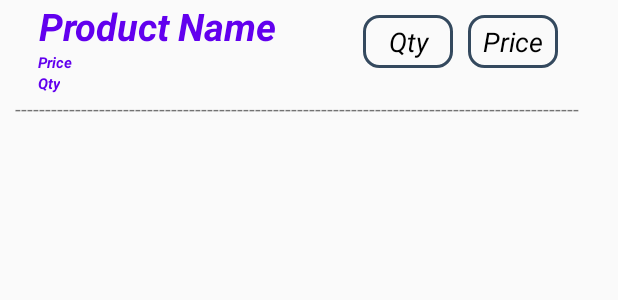
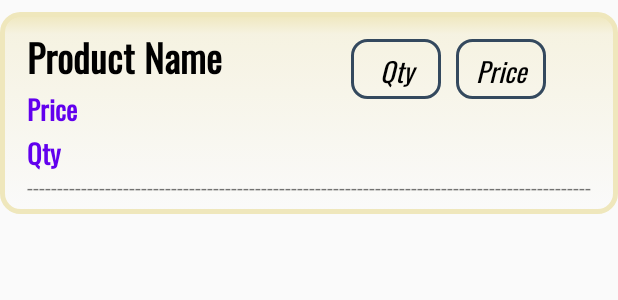
Before and after one commit to aditya-2407/Canteen_App_Project, an Android app: the layout activity_update_row.xml on its own in the app's theme, with its tools: preview values and no code run, on a phone screen of 412 x 824 dp. Shown: the top 300 px of the screen. Run offline under Robolectric (Android 15) with nearby library versions, the phone set to English and light mode, and no system bars.

Commit message:
more UI done

```diff
--- a/app/src/main/res/layout/activity_update_row.xml
+++ b/app/src/main/res/layout/activity_update_row.xml
@@ -3,6 +3,10 @@
     xmlns:app="http://schemas.android.com/apk/res-auto"
     android:layout_width="match_parent"
     android:layout_height="wrap_content"
+    android:background="@drawable/edittext_circular"
+    android:backgroundTint="#EFE7BC"
+    android:padding="8sp"
+    android:layout_marginTop="8sp"
     android:orientation="vertical">
 
     <LinearLayout
@@ -19,38 +23,37 @@
                 android:id="@+id/prod_name_text"
                 android:layout_width="wrap_content"
                 android:layout_height="wrap_content"
-                android:paddingLeft="15dp"
-                android:paddingRight="15dp"
                 android:text="Product Name"
                 android:textAlignment="center"
-                android:textColor="@color/purple_500"
+                android:textColor="@color/black"
+                android:fontFamily="@font/oswald_regular"
                 android:textColorHint="#000"
                 android:textSize="25dp"
-                android:textStyle="bold|italic" />
+                android:textStyle="bold" />
 
             <TextView
                 android:id="@+id/prod_price_text"
                 android:layout_width="wrap_content"
                 android:layout_height="wrap_content"
-                android:paddingLeft="15dp"
                 android:text="Price"
                 android:textAlignment="center"
                 android:textColor="@color/purple_500"
+                android:fontFamily="@font/oswald_regular"
                 android:textColorHint="#000"
-                android:textSize="10dp"
-                android:textStyle="bold|italic" />
+                android:textSize="18sp"
+                android:textStyle="bold" />
 
             <TextView
                 android:id="@+id/prod_qty_text"
                 android:layout_width="wrap_content"
                 android:layout_height="wrap_content"
-                android:paddingLeft="15dp"
                 android:text="Qty"
                 android:textAlignment="center"
                 android:textColor="@color/purple_500"
+                android:fontFamily="@font/oswald_regular"
                 android:textColorHint="#000"
-                android:textSize="10dp"
-                android:textStyle="bold|italic" />
+                android:textSize="18sp"
+                android:textStyle="bold" />
 
 
         </LinearLayout>
@@ -59,32 +62,35 @@
             android:layout_width="match_parent"
             android:layout_height="match_parent"
             android:orientation="horizontal"
-            android:gravity="right"
-            >
+            android:gravity="right">
 
             <EditText
                 android:id="@+id/prod_qty_fld"
-                android:layout_width="60dp"
+                android:layout_width="60sp"
                 android:layout_height="wrap_content"
                 android:layout_marginRight="10dp"
                 android:layout_marginTop="10dp"
                 android:hint="Qty"
                 android:padding="5dp"
+                android:inputType="number"
                 android:textAlignment="center"
                 android:textColorHint="#000"
+                android:fontFamily="@font/oswald_regular"
                 android:background="@drawable/search_view_bg"
                 android:textStyle="italic" />
 
             <EditText
                 android:id="@+id/prod_price_fld"
-                android:layout_width="60dp"
+                android:layout_width="60sp"
                 android:layout_height="wrap_content"
                 android:layout_marginRight="40dp"
                 android:layout_marginTop="10dp"
                 android:hint="Price"
+                android:inputType="number"
                 android:padding="5dp"
                 android:textAlignment="center"
                 android:textColorHint="#000"
+                android:fontFamily="@font/oswald_regular"
                 android:background="@drawable/search_view_bg"
                 android:textStyle="italic" />
 
--- a/app/src/main/res/layout/test_payment.xml
+++ b/app/src/main/res/layout/test_payment.xml
@@ -4,7 +4,7 @@
     android:layout_width="match_parent"
     android:orientation="vertical"
     android:gravity="center"
-    android:background="#FCFAF0"
+    android:backgroundTint="#F8F8FF"
     android:layout_height="match_parent">
 
     <ProgressBar
```
Also changed, not shown: app/src/main/res/layout/activity_current_orders.xml (+6 -2 lines), app/src/main/res/layout/menu_row.xml (+8 -4 lines), app/src/main/res/layout/view_row.xml (+16 -2 lines).
